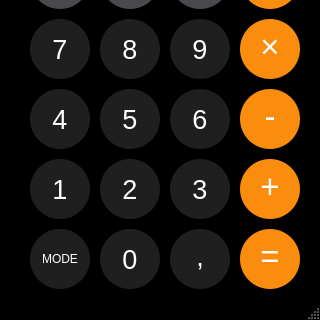
This is Kalkulator_QT/mainwindow.ui in jackon274/PO as Qt 5 draws it before an edit; both pictures show x 0 to 320 and y 170 to 490 of the 320 by 490 pixel window. The edited form follows.
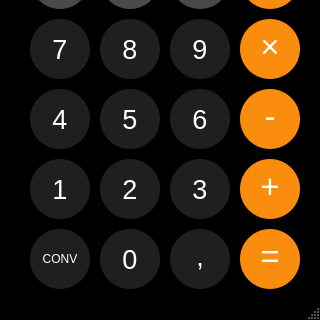
This is the edited form. Icons and pictures are not drawn.

Patch:
```diff
--- a/Kalkulator_QT/mainwindow.ui
+++ b/Kalkulator_QT/mainwindow.ui
@@ -330,7 +330,7 @@
 }</string>
        </property>
        <property name="text">
-        <string>MODE</string>
+        <string>CONV</string>
        </property>
       </widget>
      </item>
```
